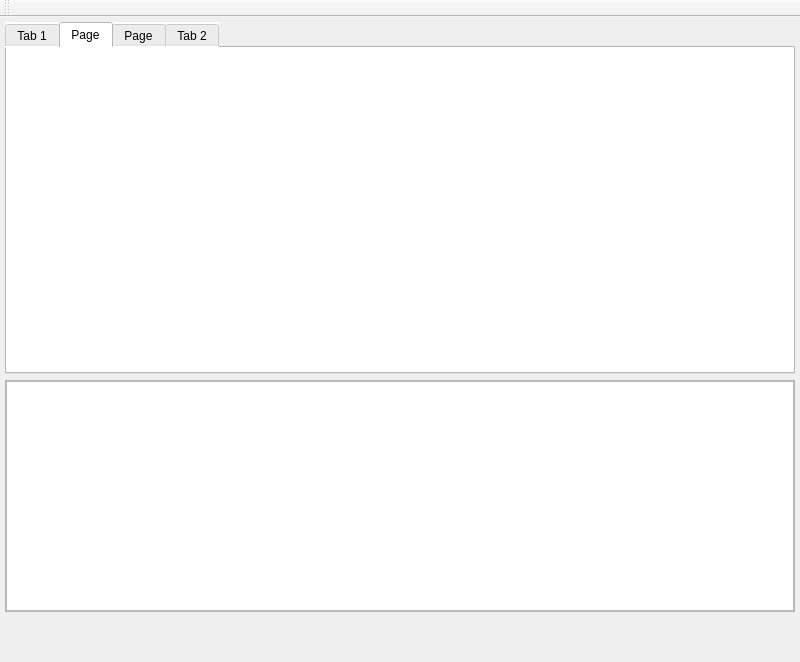
Old version of the form mainwindow.ui in the repository H0RIA/KoLaser.
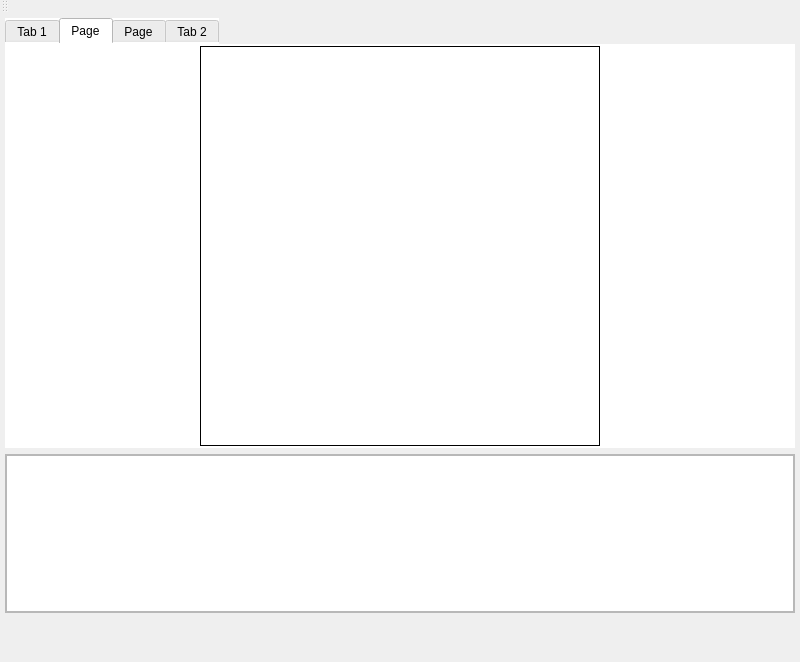
New version of the form. The open tabs and pages were chosen to show the change.

What changed in the file:
```diff
--- a/mainwindow.ui
+++ b/mainwindow.ui
@@ -13,6 +13,9 @@
   <property name="windowTitle">
    <string>MainWindow</string>
   </property>
+  <property name="styleSheet">
+   <string notr="true">border-color: 3px rgb(0, 0, 0);</string>
+  </property>
   <widget class="QWidget" name="centralWidget">
    <property name="sizePolicy">
     <sizepolicy hsizetype="Fixed" vsizetype="Fixed">
@@ -43,7 +46,7 @@
      <number>5</number>
     </property>
     <property name="bottomMargin">
-     <number>5</number>
+     <number>0</number>
     </property>
     <item>
      <widget class="QTabWidget" name="tabWidget">
@@ -312,8 +315,22 @@
         <string>Page</string>
        </attribute>
        <layout class="QHBoxLayout" name="horizontalLayout_3">
+        <property name="leftMargin">
+         <number>0</number>
+        </property>
+        <property name="topMargin">
+         <number>0</number>
+        </property>
+        <property name="rightMargin">
+         <number>0</number>
+        </property>
+        <property name="bottomMargin">
+         <number>0</number>
+        </property>
         <item>
-         <widget class="QLabel" name="graphLabel">
+         <layout class="QHBoxLayout" name="horizontalLayout_14">
+          <item>
+           <widget class="QWidget" name="grwidget" native="true">
           <property name="sizePolicy">
            <sizepolicy hsizetype="Fixed" vsizetype="Fixed">
             <horstretch>0</horstretch>
@@ -322,23 +339,39 @@
           </property>
           <property name="minimumSize">
            <size>
-            <width>300</width>
-            <height>300</height>
+              <width>400</width>
+              <height>400</height>
            </size>
           </property>
           <property name="maximumSize">
            <size>
-            <width>300</width>
-            <height>300</height>
-           </size>
-          </property>
-          <property name="autoFillBackground">
-           <bool>false</bool>
-          </property>
-          <property name="text">
-           <string/>
-          </property>
-         </widget>
+              <width>400</width>
+              <height>400</height>
+             </size>
+            </property>
+            <property name="styleSheet">
+             <string notr="true">border: 1px solid rgb(0, 0, 0)</string>
+            </property>
+            <layout class="QHBoxLayout" name="horizontalLayout_16">
+             <property name="leftMargin">
+              <number>0</number>
+             </property>
+             <property name="topMargin">
+              <number>0</number>
+             </property>
+             <property name="rightMargin">
+              <number>0</number>
+             </property>
+             <property name="bottomMargin">
+              <number>0</number>
+             </property>
+             <item>
+              <layout class="QHBoxLayout" name="horizontalLayout_15"/>
+             </item>
+            </layout>
+           </widget>
+          </item>
+         </layout>
         </item>
        </layout>
       </widget>
@@ -763,7 +796,7 @@
          <x>0</x>
          <y>0</y>
          <width>788</width>
-         <height>189</height>
+         <height>144</height>
         </rect>
        </property>
        <property name="minimumSize">
```
Left out of the diff: 49 changed lines with no effect on the pictures. Lines whose indentation alone changed are shown as unchanged.
